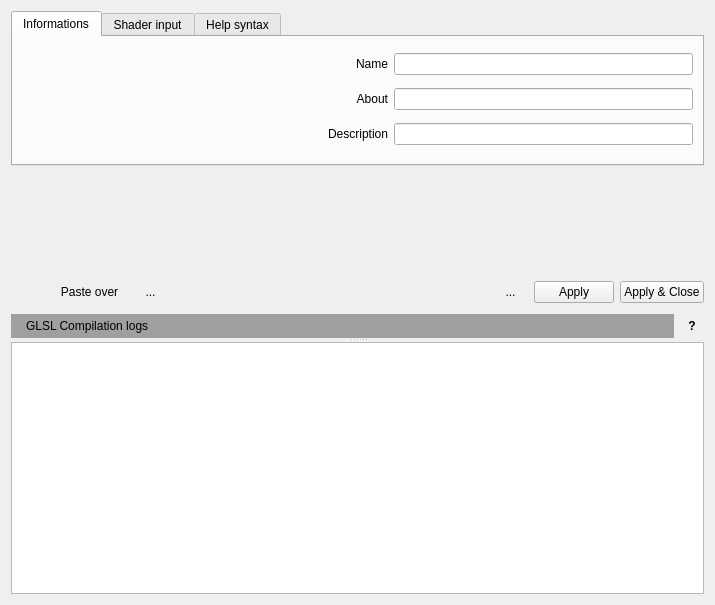
The window that src/GLSLCodeEditorWidget.ui (markus-wa/glmixer-mirror) describes before a commit, drawn with Qt 5.
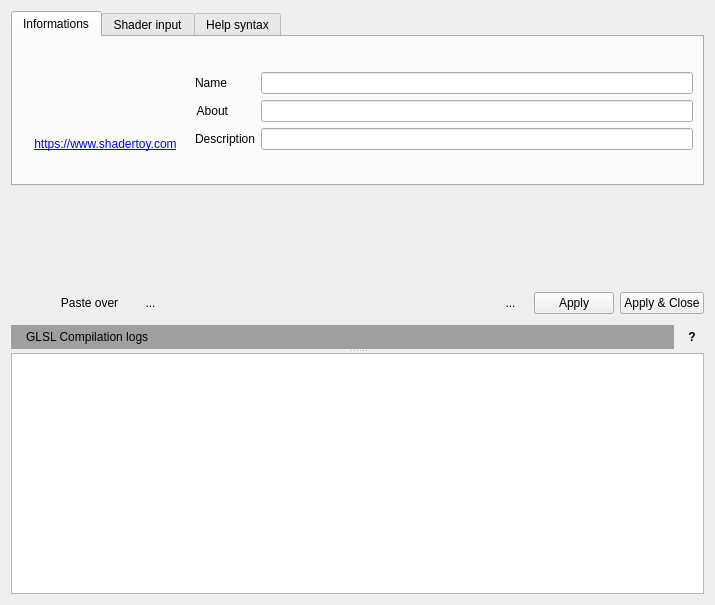
The same window after the commit. Icons and pictures are not drawn. Custom widgets are drawn as their Qt base class.

What changed in the file:
```diff
--- a/src/GLSLCodeEditorWidget.ui
+++ b/src/GLSLCodeEditorWidget.ui
@@ -60,7 +60,7 @@
          <property name="maximumSize">
           <size>
            <width>16777215</width>
-           <height>155</height>
+           <height>175</height>
           </size>
          </property>
          <property name="currentIndex">
@@ -70,11 +70,19 @@
           <attribute name="title">
            <string>Informations</string>
           </attribute>
-          <layout class="QGridLayout" name="gridLayouts">
-           <item row="0" column="0" rowspan="3">
+          <layout class="QHBoxLayout" name="horizontalLayout_6">
+           <item>
+            <layout class="QVBoxLayout" name="verticalLayout_3">
+             <property name="leftMargin">
+              <number>12</number>
+             </property>
+             <property name="rightMargin">
+              <number>12</number>
+             </property>
+             <item>
             <widget class="QLabel" name="label_5">
              <property name="sizePolicy">
-              <sizepolicy hsizetype="Expanding" vsizetype="Preferred">
+                <sizepolicy hsizetype="Preferred" vsizetype="Preferred">
                <horstretch>0</horstretch>
                <verstretch>0</verstretch>
               </sizepolicy>
@@ -90,7 +98,27 @@
              </property>
             </widget>
            </item>
-           <item row="0" column="1">
+             <item>
+              <widget class="QLabel" name="label">
+               <property name="text">
+                <string>&lt;html&gt;&lt;head/&gt;&lt;body&gt;&lt;p&gt;&lt;a href=&quot;https://www.shadertoy.com/&quot;&gt;&lt;span style=&quot; text-decoration: underline; color:#0000ff;&quot;&gt;https://www.shadertoy.com&lt;/span&gt;&lt;/a&gt;&lt;/p&gt;&lt;/body&gt;&lt;/html&gt;</string>
+               </property>
+               <property name="alignment">
+                <set>Qt::AlignCenter</set>
+               </property>
+               <property name="openExternalLinks">
+                <bool>true</bool>
+               </property>
+              </widget>
+             </item>
+            </layout>
+           </item>
+           <item>
+            <layout class="QFormLayout" name="formLayout">
+             <property name="formAlignment">
+              <set>Qt::AlignLeading|Qt::AlignLeft|Qt::AlignVCenter</set>
+             </property>
+             <item row="0" column="0">
             <widget class="QLabel" name="label_4">
              <property name="text">
               <string>Name</string>
@@ -100,14 +128,14 @@
              </property>
             </widget>
            </item>
-           <item row="0" column="2">
+             <item row="0" column="1">
             <widget class="QLineEdit" name="nameEdit">
              <property name="statusTip">
               <string>Name of this shadertoy plugin</string>
              </property>
             </widget>
            </item>
-           <item row="1" column="1">
+             <item row="1" column="0">
             <widget class="QLabel" name="label_2">
              <property name="text">
               <string>About</string>
@@ -117,14 +145,14 @@
              </property>
             </widget>
            </item>
-           <item row="1" column="2">
+             <item row="1" column="1">
             <widget class="QLineEdit" name="aboutEdit">
              <property name="statusTip">
               <string>A word about the author.</string>
              </property>
             </widget>
            </item>
-           <item row="2" column="1">
+             <item row="2" column="0">
             <widget class="QLabel" name="label_3">
              <property name="text">
               <string>Description</string>
@@ -134,7 +162,7 @@
              </property>
             </widget>
            </item>
-           <item row="2" column="2">
+             <item row="2" column="1">
             <widget class="QLineEdit" name="descriptionEdit">
              <property name="statusTip">
               <string>A few words describing the plugin.</string>
@@ -142,6 +170,8 @@
             </widget>
            </item>
           </layout>
+           </item>
+          </layout>
          </widget>
          <widget class="QWidget" name="shaderinput">
           <attribute name="title">
```
Left out of the diff: 9 changed lines with no effect on the pictures. Lines whose indentation alone changed are shown as unchanged.
